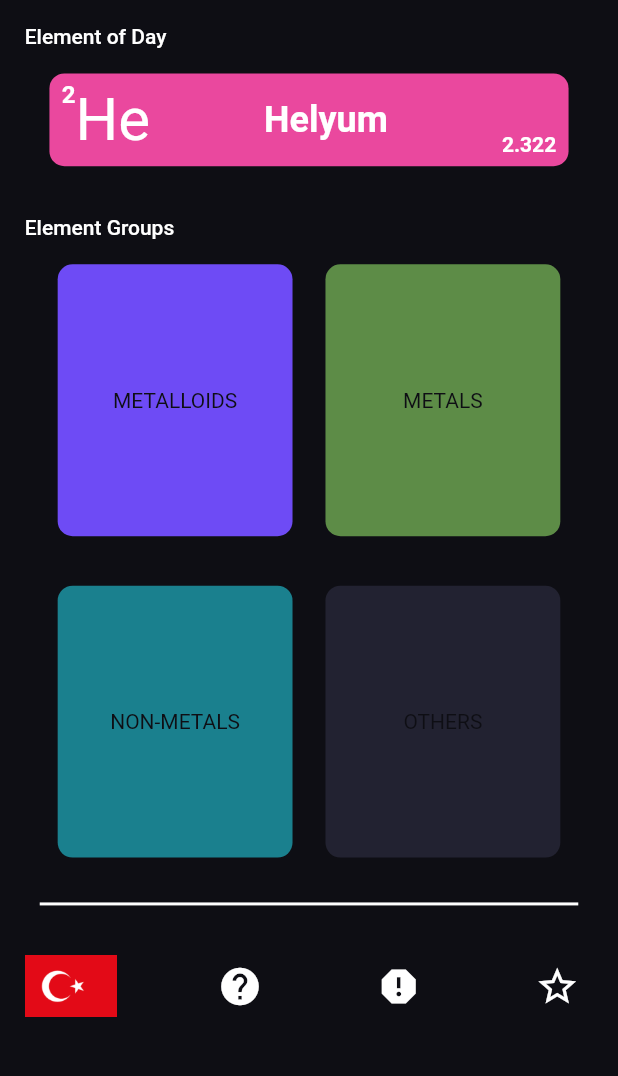
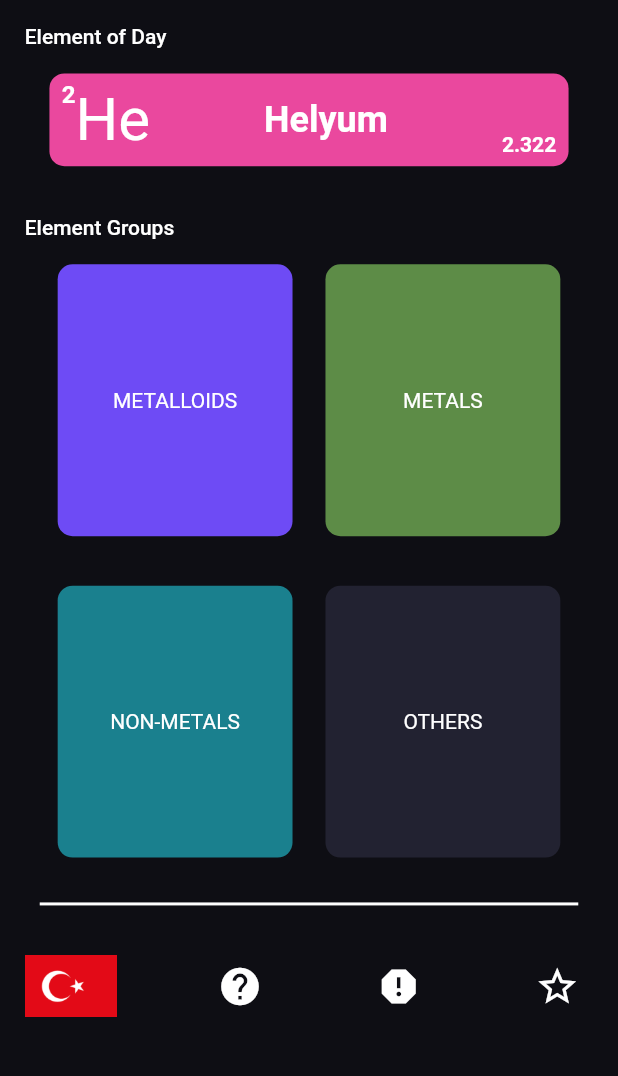
Before and after one commit to furkanagess/periodic_table_app, a Flutter app: the screen it shows after launch, on a phone screen of 412 x 824 dp, the part 84-1160 px from its top. Run offline on Flutter 3.47's test engine with Material 2 defaults, Android fonts, the phone set to English and light mode, and no system bars; our stand-ins replace mobx; generated files the repository leaves out were written again.

Commit message:
atomic widget fixes

```diff
--- a/lib/product/widget/element_group_container.dart
+++ b/lib/product/widget/element_group_container.dart
@@ -31,7 +31,7 @@ class ElementGroupContainer extends StatelessWidget {
           child: Text(
             title,
             style: context.textTheme.bodyMedium?.copyWith(
-              color: AppColors().background,
+              color: AppColors().white,
             ),
           ),
         ),
```
